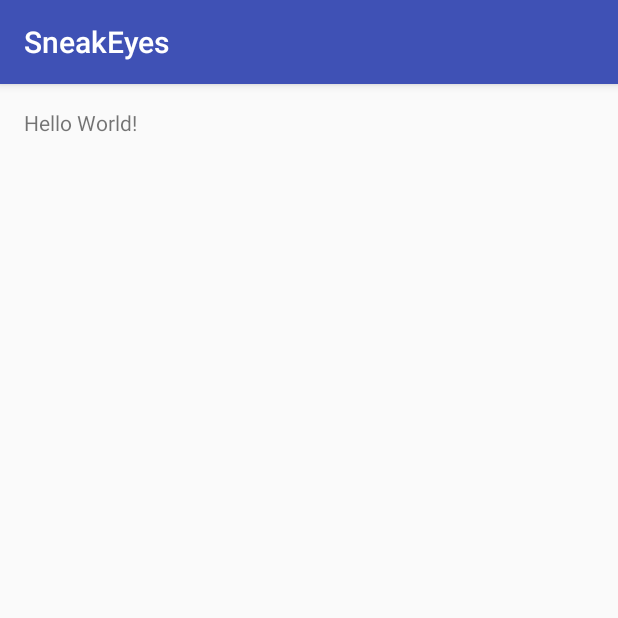
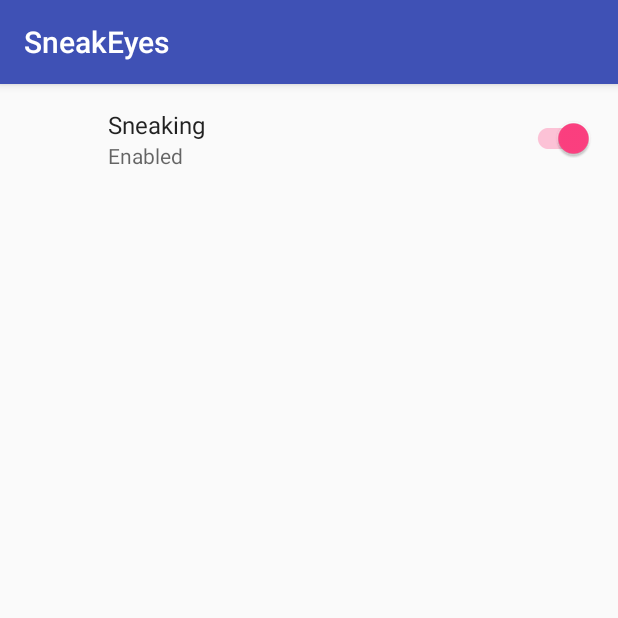
Before and after one commit to KorolevAndrey/SneakEyes, an Android app: the screen it shows after launch (MainActivity before the commit, SettingsActivity after it), on a phone screen of 412 x 824 dp, the top half of it. Run offline under Robolectric (Android 15) with nearby library versions, the phone set to English and light mode, and no system bars; our stand-ins replace androidx.preference.

Commit message:
Add Settings activity with Enable/Disable setting

```diff
--- a/app/build.gradle
+++ b/app/build.gradle
@@ -24,6 +24,8 @@ dependencies {
     androidTestCompile('com.android.support.test.espresso:espresso-core:2.2.2', {
         exclude group: 'com.android.support', module: 'support-annotations'
     })
+    testCompile 'junit:junit:4.12'
+
     compile 'com.android.support:appcompat-v7:23.4.0'
-    testCompile 'junit:junit:4.12'
+    compile 'com.android.support:preference-v7:23.3.0'
 }
--- a/app/src/main/AndroidManifest.xml
+++ b/app/src/main/AndroidManifest.xml
@@ -8,7 +8,7 @@
         android:label="@string/app_name"
         android:supportsRtl="true"
         android:theme="@style/AppTheme">
-        <activity android:name=".MainActivity">
+        <activity android:name=".SettingsActivity">
             <intent-filter>
                 <action android:name="android.intent.action.MAIN"/>
 
--- a/app/src/main/java/com/gpetuhov/android/sneakeyes/MainActivity.java
+++ /dev/null
@@ -1,13 +0,0 @@
-package com.gpetuhov.android.sneakeyes;
-
-import android.support.v7.app.AppCompatActivity;
-import android.os.Bundle;
-
-public class MainActivity extends AppCompatActivity {
-
-    @Override
-    protected void onCreate(Bundle savedInstanceState) {
-        super.onCreate(savedInstanceState);
-        setContentView(R.layout.activity_main);
-    }
-}
--- /dev/null
+++ b/app/src/main/java/com/gpetuhov/android/sneakeyes/SettingsActivity.java
@@ -0,0 +1,12 @@
+package com.gpetuhov.android.sneakeyes;
+
+import android.support.v4.app.Fragment;
+
+// Activity with application settings
+public class SettingsActivity extends SingleFragmentActivity {
+
+    @Override
+    protected Fragment createFragment() {
+        return new SettingsFragment();
+    }
+}
--- /dev/null
+++ b/app/src/main/java/com/gpetuhov/android/sneakeyes/SettingsFragment.java
@@ -0,0 +1,26 @@
+package com.gpetuhov.android.sneakeyes;
+
+import android.os.Bundle;
+import android.support.v7.preference.Preference;
+import android.support.v7.preference.PreferenceFragmentCompat;
+
+
+// Fragment for application settings.
+// Extends PreferenceFragmentCompat from the support library.
+// Compatible with other fragments from the support library.
+// Implements Preference.OnPreferenceChangeListener to update UI summary when preferences change.
+public class SettingsFragment extends PreferenceFragmentCompat
+        implements Preference.OnPreferenceChangeListener {
+
+    @Override
+    public void onCreatePreferences(Bundle bundle, String s) {
+
+        // Load the preferences from an XML resource
+        setPreferencesFromResource(R.xml.pref_general, s);
+    }
+
+    @Override
+    public boolean onPreferenceChange(Preference preference, Object value) {
+        return false;
+    }
+}
--- /dev/null
+++ b/app/src/main/java/com/gpetuhov/android/sneakeyes/SingleFragmentActivity.java
@@ -0,0 +1,30 @@
+package com.gpetuhov.android.sneakeyes;
+
+
+import android.os.Bundle;
+import android.support.v4.app.Fragment;
+import android.support.v4.app.FragmentManager;
+import android.support.v7.app.AppCompatActivity;
+
+// Abstract class for activity with one fragment
+public abstract class SingleFragmentActivity extends AppCompatActivity {
+
+    // Abstract method for creating fragment (override with concrete fragment)
+    protected abstract Fragment createFragment();
+
+    @Override
+    protected void onCreate(Bundle savedInstanceState) {
+        super.onCreate(savedInstanceState);
+        setContentView(R.layout.activity_fragment);
+
+        // Add fragment to activity
+        FragmentManager fm = getSupportFragmentManager();
+        Fragment fragment = fm.findFragmentById(R.id.fragment_container);
+        if (null == fragment) {
+            fragment = createFragment();
+            fm.beginTransaction()
+                    .add(R.id.fragment_container, fragment)
+                    .commit();
+        }
+    }
+}
--- /dev/null
+++ b/app/src/main/res/layout/activity_fragment.xml
@@ -0,0 +1,9 @@
+<?xml version="1.0" encoding="utf-8"?>
+
+<!--Layout for activity with one fragment-->
+
+<FrameLayout xmlns:android="http://schemas.android.com/apk/res/android"
+             android:id="@+id/fragment_container"
+             android:layout_width="match_parent"
+             android:layout_height="match_parent">
+</FrameLayout>
--- a/app/src/main/res/layout/activity_main.xml
+++ /dev/null
@@ -1,18 +0,0 @@
-<?xml version="1.0" encoding="utf-8"?>
-<RelativeLayout
-    android:id="@+id/activity_main"
-    xmlns:android="http://schemas.android.com/apk/res/android"
-    xmlns:tools="http://schemas.android.com/tools"
-    android:layout_width="match_parent"
-    android:layout_height="match_parent"
-    android:paddingBottom="@dimen/activity_vertical_margin"
-    android:paddingLeft="@dimen/activity_horizontal_margin"
-    android:paddingRight="@dimen/activity_horizontal_margin"
-    android:paddingTop="@dimen/activity_vertical_margin"
-    tools:context="com.gpetuhov.android.sneakeyes.MainActivity">
-
-    <TextView
-        android:layout_width="wrap_content"
-        android:layout_height="wrap_content"
-        android:text="Hello World!"/>
-</RelativeLayout>
--- a/app/src/main/res/values/strings.xml
+++ b/app/src/main/res/values/strings.xml
@@ -1,3 +1,11 @@
 <resources>
     <string name="app_name">SneakEyes</string>
+
+    <!--Settings text-->
+    <!--Enabled/Disabled Settings-->
+    <string name="pref_onoff_label">Sneaking</string>
+    <string name="pref_onoff_key">pref_onoff</string>
+    <string name="pref_onoff_on_label">Enabled</string>
+    <string name="pref_onoff_off_label">Disabled</string>
+
 </resources>
--- a/app/src/main/res/values/styles.xml
+++ b/app/src/main/res/values/styles.xml
@@ -2,6 +2,9 @@
 
     <!-- Base application theme. -->
     <style name="AppTheme" parent="Theme.AppCompat.Light.DarkActionBar">
+        <!--Theme for settings activity-->
+        <item name="preferenceTheme">@style/PreferenceThemeOverlay</item>
+
         <!-- Customize your theme here. -->
         <item name="colorPrimary">@color/colorPrimary</item>
         <item name="colorPrimaryDark">@color/colorPrimaryDark</item>
--- /dev/null
+++ b/app/src/main/res/xml/pref_general.xml
@@ -0,0 +1,18 @@
+<?xml version="1.0" encoding="utf-8"?>
+
+<!--Layout for application preferences-->
+
+<PreferenceScreen
+    xmlns:android="http://schemas.android.com/apk/res/android"
+    android:layout_width="match_parent"
+    android:layout_height="match_parent">
+
+    <!--Enable/Disable setting-->
+    <SwitchPreferenceCompat
+        android:title="@string/pref_onoff_label"
+        android:key="@string/pref_onoff_key"
+        android:defaultValue="true"
+        android:summaryOn="@string/pref_onoff_on_label"
+        android:summaryOff="@string/pref_onoff_off_label"/>
+
+</PreferenceScreen>
```
